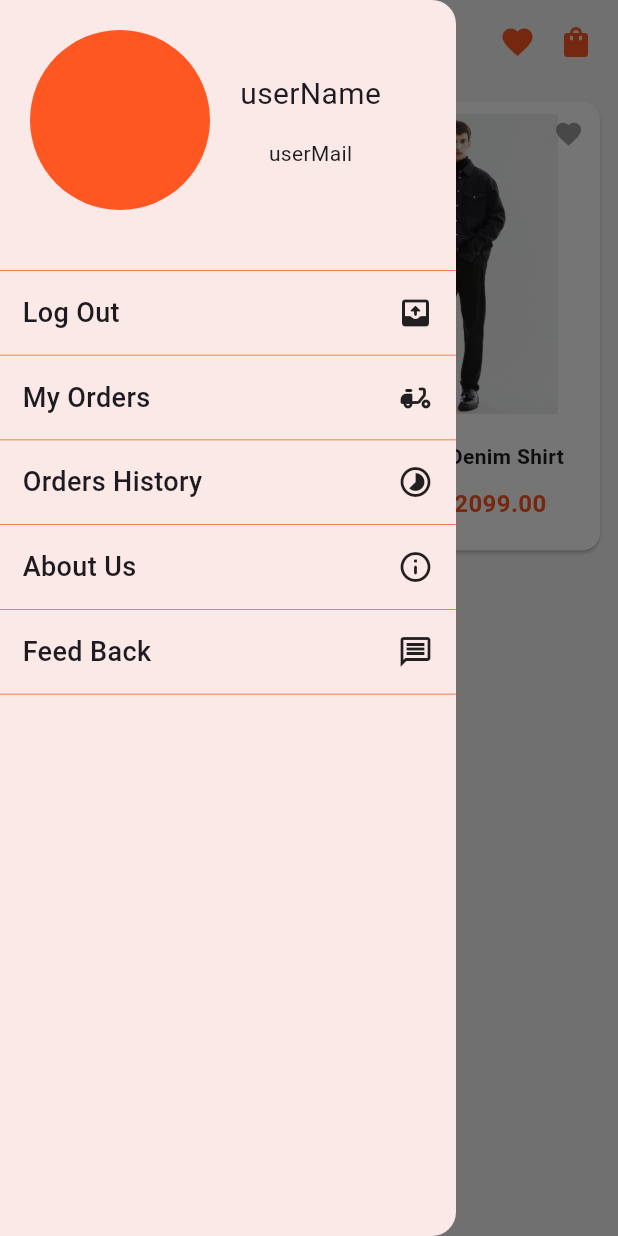
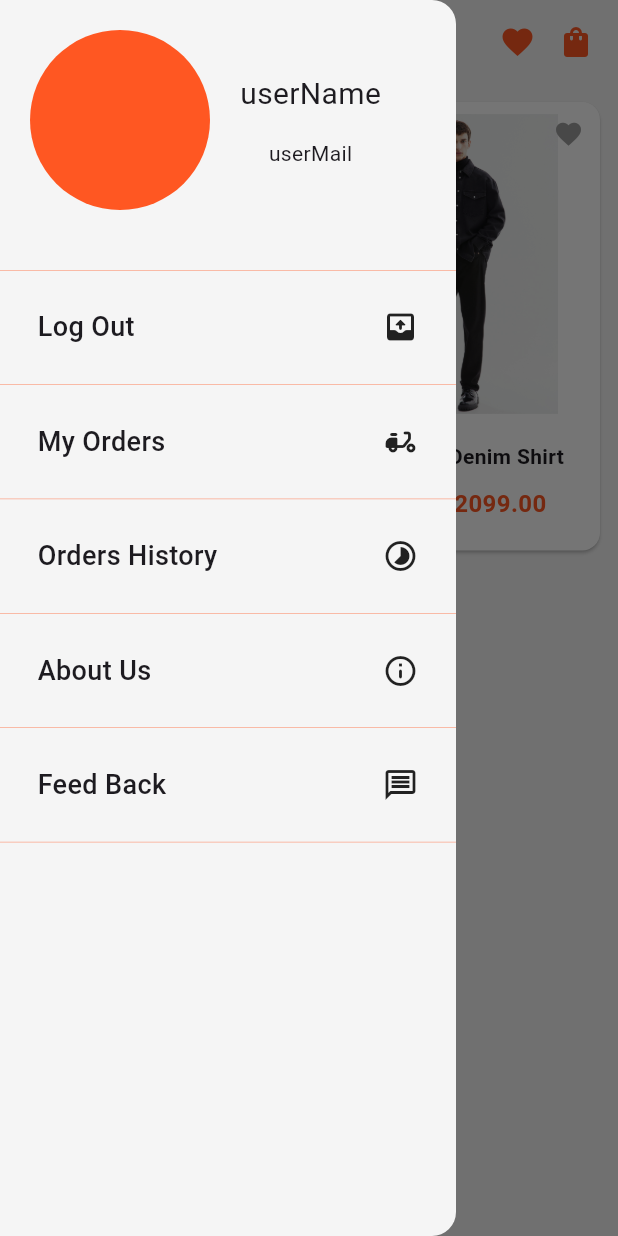
Before and after one commit to Asif-Faizal/OrangeStreet, a Flutter app: the DenimPage screen opened directly, with the side drawer open, on a phone screen of 412 x 824 dp. Run offline on Flutter 3.47's test engine with Material 3 defaults, Android fonts, the phone set to English and light mode, and no system bars; drawn by our look-alikes of like_button; our stand-ins replace carousel_slider, firebase_auth, firebase_core, firebase_database, lottie, shared_preferences and 1 more; accounts and stored records are empty.

Commit message:
18dec-last

```diff
--- a/lib/my_orders.dart
+++ b/lib/my_orders.dart
@@ -1,6 +1,5 @@
 import 'package:flutter/material.dart';
 import 'package:shop/widgets/appbar.dart';
-import 'package:shop/widgets/drawer.dart';
 
 class MyOrders extends StatefulWidget {
   const MyOrders({super.key});
@@ -15,7 +14,6 @@ class _MyOrdersState extends State<MyOrders> {
     return Scaffold(
       backgroundColor: Colors.grey.shade100,
       appBar: MyAppBar(title: "Orders"),
-      drawer: MyDrawer(),
     );
   }
 }
--- a/lib/widgets/drawer.dart
+++ b/lib/widgets/drawer.dart
@@ -57,7 +57,7 @@ class MyDrawer extends StatelessWidget {
   @override
   Widget build(BuildContext context) {
     return Drawer(
-      backgroundColor: Colors.deepOrange.shade50,
+      backgroundColor: Colors.grey.shade100,
       child: ListView(
         padding: EdgeInsets.all(0),
         children: [
@@ -76,10 +76,10 @@ class MyDrawer extends StatelessWidget {
                   )));
             },
             child: Container(
-              padding: EdgeInsets.all(15),
+              padding: EdgeInsets.all(25),
               decoration: BoxDecoration(
                   border: Border(
-                      top: BorderSide(color: Colors.deepOrange, width: 0.5))),
+                      top: BorderSide(color: Colors.deepOrange, width: 0.25))),
               child: Row(
                 mainAxisAlignment: MainAxisAlignment.spaceAround,
                 children: [
@@ -104,10 +104,10 @@ class MyDrawer extends StatelessWidget {
                   context, MaterialPageRoute(builder: (context) => MyOrders()));
             },
             child: Container(
-              padding: EdgeInsets.all(15),
+              padding: EdgeInsets.all(25),
               decoration: BoxDecoration(
                   border: Border(
-                      top: BorderSide(color: Colors.deepOrange, width: 0.5))),
+                      top: BorderSide(color: Colors.deepOrange, width: 0.25))),
               child: Row(
                 mainAxisAlignment: MainAxisAlignment.spaceAround,
                 children: [
@@ -129,10 +129,10 @@ class MyDrawer extends StatelessWidget {
           GestureDetector(
             onTap: () {},
             child: Container(
-              padding: EdgeInsets.all(15),
+              padding: EdgeInsets.all(25),
               decoration: BoxDecoration(
                   border: Border(
-                top: BorderSide(color: Colors.deepOrange, width: 0.5),
+                top: BorderSide(color: Colors.deepOrange, width: 0.25),
               )),
               child: Row(
                 mainAxisAlignment: MainAxisAlignment.spaceAround,
@@ -155,12 +155,12 @@ class MyDrawer extends StatelessWidget {
           GestureDetector(
             onTap: () {},
             child: Container(
-              padding: EdgeInsets.all(15),
+              padding: EdgeInsets.all(25),
               decoration: BoxDecoration(
                   border: Border(
-                      top: BorderSide(color: Colors.deepOrange, width: 0.5),
+                      top: BorderSide(color: Colors.deepOrange, width: 0.25),
                       bottom:
-                          BorderSide(color: Colors.deepOrange, width: 0.5))),
+                          BorderSide(color: Colors.deepOrange, width: 0.25))),
               child: Row(
                 mainAxisAlignment: MainAxisAlignment.spaceAround,
                 children: [
@@ -182,11 +182,11 @@ class MyDrawer extends StatelessWidget {
           GestureDetector(
             onTap: () {},
             child: Container(
-              padding: EdgeInsets.all(15),
+              padding: EdgeInsets.all(25),
               decoration: BoxDecoration(
                   border: Border(
                       bottom:
-                          BorderSide(color: Colors.deepOrange, width: 0.5))),
+                          BorderSide(color: Colors.deepOrange, width: 0.25))),
               child: Row(
                 mainAxisAlignment: MainAxisAlignment.spaceAround,
                 children: [
```
